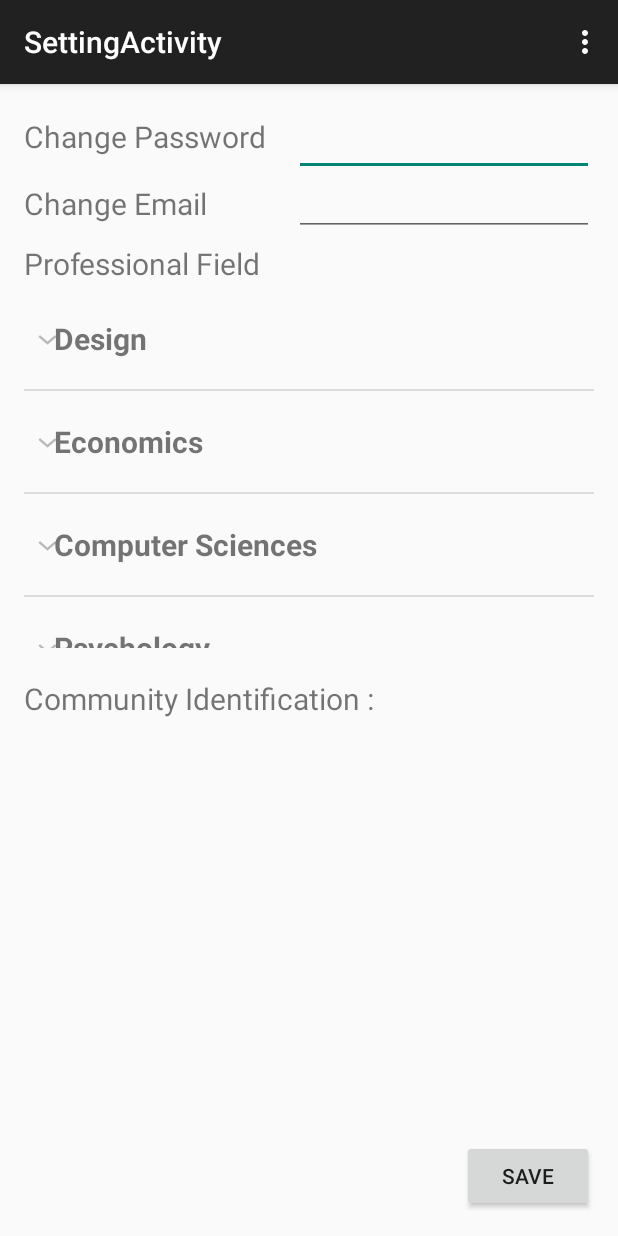
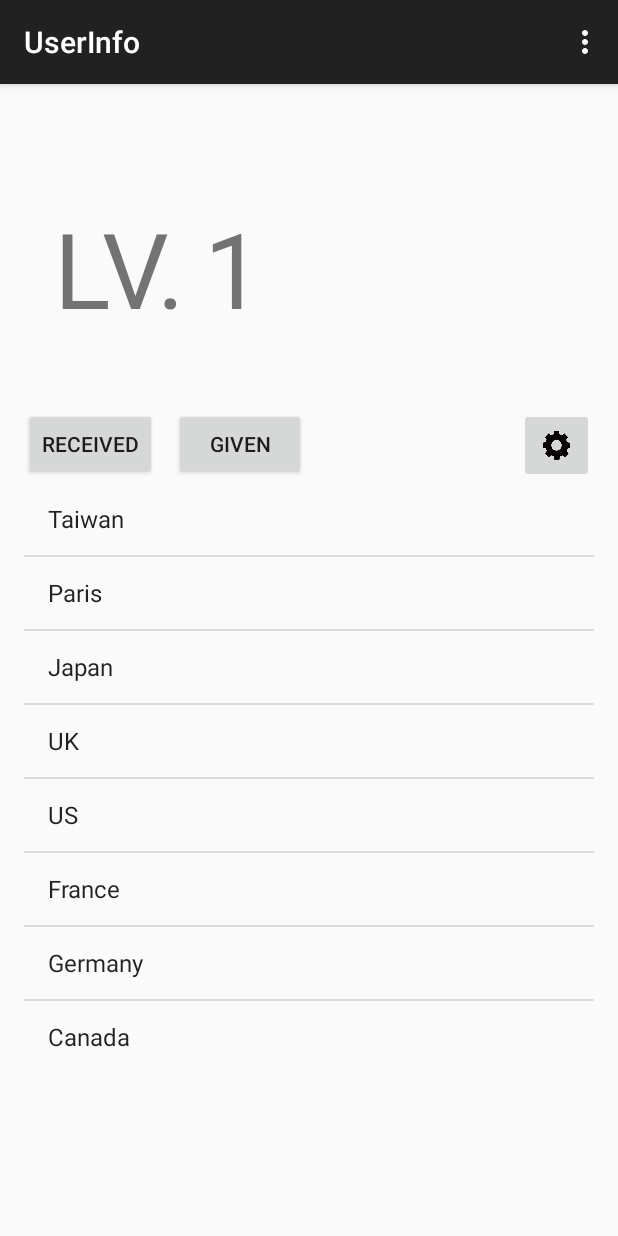
Before and after one commit to StevenLu1204/Near_armorsun, an Android app: the SettingActivity screen opened directly, with no data from a screen before it, after a tap on "SAVE", on a phone screen of 412 x 824 dp. Run offline under Robolectric (Android 15) with nearby library versions, the phone set to English and light mode, and no system bars.

```diff
--- a/app/src/main/AndroidManifest.xml
+++ b/app/src/main/AndroidManifest.xml
@@ -49,6 +49,10 @@
             android:name=".SettingActivity"
             android:label="@string/title_activity_setting" >
         </activity>
+        <activity
+            android:name=".MessageActivity"
+            android:label="@string/title_activity_message" >
+        </activity>
     </application>
 
 </manifest>
--- a/app/src/main/java/com/example/jay/fragmentbasics/SettingActivity.java
+++ b/app/src/main/java/com/example/jay/fragmentbasics/SettingActivity.java
@@ -1,6 +1,7 @@
 package com.example.jay.fragmentbasics;
 
 import android.app.ExpandableListActivity;
+import android.content.Intent;
 import android.support.v7.app.AppCompatActivity;
 import android.os.Bundle;
 import android.view.Menu;
@@ -18,46 +19,49 @@ import java.util.List;
 
 public class SettingActivity extends AppCompatActivity {
     /*
-        * the file  pro_field_list_child.xml define the layout of the professional field subtitles
-        * the file  pro_field_list_parent.xml define the layout of the professional field titles
+    * the file  pro_field_list_child.xml defines the layout of the professional field subtitles
+    * the file  pro_field_list_parent.xml defines the layout of the professional field titles
     */
 
-    ExpandableListView proFieldListView;
+    ExpandableListView proFieldListView;    //the expandable listview displays the professional fields
     HashMap<String,List<String>> proField;
-    List<String> proFieldDetail;//professional field title and subtitle
-    proFieldAdapter adapter;//an adapter link the data and expandable listview
-    ListView LVSelected;
-    ArrayList<String> selectedItems=new ArrayList<String>();
-    ArrayAdapter slctItemsAdapter;
+    List<String> proFieldDetail;        //stores the professional field data(titles and subtitles)(check the proFieldDataProvider.java)
+    proFieldAdapter adapter;            //an adapter linked the data and expandable listview
+
+    ListView LVSelected;                                        //a listview displays what you select
+    ArrayList<String> selectedItems=new ArrayList<String>();    //an arraylist stores what you select
+    ArrayAdapter slctItemsAdapter;                              //an adapter links data and listview
 
     @Override
     protected void onCreate(Bundle savedInstanceState) {
         super.onCreate(savedInstanceState);
         setContentView(R.layout.activity_setting);
 
+        //initialize the listview  which displays the selected items
         LVSelected=(ListView)findViewById(R.id.listViewSelected);
         slctItemsAdapter = new ArrayAdapter<String>(this,android.R.layout.simple_list_item_1,selectedItems);
         LVSelected.setAdapter(slctItemsAdapter);
 
+        //an expandable List View displays the professional fields
         proFieldListView=(ExpandableListView)findViewById(R.id.proFieldListView);
-        proField=proFieldDataProvider.getInfo();//get the data
-        proFieldDetail=new ArrayList<String>(proField.keySet());//put the data into the hashmap
-        adapter=new proFieldAdapter(this,proField,proFieldDetail);
+        proField=proFieldDataProvider.getInfo();                      //get the data
+        proFieldDetail=new ArrayList<String>(proField.keySet());    //get the proField-hashmap key and put it into the proFieldDetail-ArrayList
+        adapter=new proFieldAdapter(this,proField,proFieldDetail);  //put proField-hashmap and the proFieldDetail-ArrayList into the adapter
         proFieldListView.setAdapter(adapter);
 
+        /*
+        *  a listener checks which item(child) is selected
+        *  if an item(child) is selected it will toast which item is selected and add to the listview under the professional field.
+        */
         proFieldListView.setOnChildClickListener(new ExpandableListView.OnChildClickListener() {
             @Override
             public boolean onChildClick(ExpandableListView parent, View v, int groupPosition, int childPosition, long id) {
-                Toast.makeText(getBaseContext(), proField.get(proFieldDetail.get(groupPosition)).get(childPosition) + " is choosed.", Toast.LENGTH_SHORT).show();
+                Toast.makeText(getBaseContext(), proField.get(proFieldDetail.get(groupPosition)).get(childPosition) + " is selected.", Toast.LENGTH_SHORT).show();
                 selectedItems.add(proField.get(proFieldDetail.get(groupPosition)).get(childPosition));
                 slctItemsAdapter.notifyDataSetChanged();
                 return false;
             }
         });
-
-
-
-
     }
 
     @Override
@@ -81,4 +85,10 @@ public class SettingActivity extends AppCompatActivity {
 
         return super.onOptionsItemSelected(item);
     }
+
+    public void btnSave_click(View view){
+        Intent intent = new Intent(this,UserInfo.class);
+        startActivity(intent);
+        finish();
+    }
 }
--- a/app/src/main/java/com/example/jay/fragmentbasics/UserInfo.java
+++ b/app/src/main/java/com/example/jay/fragmentbasics/UserInfo.java
@@ -1,6 +1,8 @@
 package com.example.jay.fragmentbasics;
 
+import android.app.ActionBar;
 import android.content.Intent;
+import android.support.annotation.Nullable;
 import android.support.v7.app.AppCompatActivity;
 import android.os.Bundle;
 import android.view.Menu;
@@ -13,30 +15,33 @@ import static android.widget.ListView.*;
 
 public class UserInfo extends AppCompatActivity {
 
-    private ListView acceptedList;
-    private ListView helpedList;
-    private String[] accepted;
-    private String[] helped;
+
+
+    private ListView ReceivedList;
+    private ListView GivenList;
+    private String[] Received;  //store the accepted list
+    private String[] Given;    //store the helped list
 
     @Override
     protected void onCreate(Bundle savedInstanceState) {
         super.onCreate(savedInstanceState);
         setContentView(R.layout.activity_user_info);
+
         /*
-                * the lists.xm file in vlaues/  list the  accepted list item and the helped list item
-                * */
+        * the lists.xm file in vlaues file  list the  accepted list item and the helped list item
+        */
         //set the accepted litview
-        accepted=getResources().getStringArray(R.array.accepted);
-        acceptedList=(ListView)findViewById(R.id.listViewAccepted);
-        ArrayAdapter<String> a =new ArrayAdapter<String>(this,android.R.layout.simple_list_item_1,accepted);
-        acceptedList.setAdapter(a);
+        Received=getResources().getStringArray(R.array.accepted);
+        ReceivedList=(ListView)findViewById(R.id.listViewReceived);
+        ArrayAdapter<String> a =new ArrayAdapter<String>(this,android.R.layout.simple_list_item_1,Received);
+        ReceivedList.setAdapter(a);
+
         //set the helped listview
-        helped=getResources().getStringArray(R.array.helped);
-        helpedList=(ListView)findViewById(R.id.listViewHelped);
-        ArrayAdapter<String> b=new ArrayAdapter<String>(this,android.R.layout.simple_list_item_1,helped);
-        helpedList.setAdapter(b);
-        helpedList.setVisibility(INVISIBLE);
-
+        Given=getResources().getStringArray(R.array.helped);
+        GivenList=(ListView)findViewById(R.id.listViewGiven);
+        ArrayAdapter<String> b=new ArrayAdapter<String>(this,android.R.layout.simple_list_item_1,Given);
+        GivenList.setAdapter(b);
+        GivenList.setVisibility(INVISIBLE);
     }
 
     @Override
@@ -61,14 +66,14 @@ public class UserInfo extends AppCompatActivity {
         return super.onOptionsItemSelected(item);
     }
     //when the accepted button i s pressed acceptedList will be visble and helpedList will hide
-    public void btnAccepted_click(View view){
-        acceptedList.setVisibility(ListView.VISIBLE);
-        helpedList.setVisibility(ListView.INVISIBLE);
+    public void btnReceived_click(View view){
+        ReceivedList.setVisibility(ListView.VISIBLE);
+        GivenList.setVisibility(ListView.INVISIBLE);
     }
     //when the helped button i s pressed acceptedList will hide and helpedList will be visble
-    public void btnHelped_click(View view){
-        helpedList.setVisibility(ListView.VISIBLE);
-        acceptedList.setVisibility(ListView.INVISIBLE);
+    public void btnGiven_click(View view){
+        GivenList.setVisibility(ListView.VISIBLE);
+        ReceivedList.setVisibility(ListView.INVISIBLE);
     }
     //when the setting button(an image button) is pressed start the settingactivity
     public void imgBtnSetting_click(View view){
--- a/app/src/main/java/com/example/jay/fragmentbasics/proFieldAdapter.java
+++ b/app/src/main/java/com/example/jay/fragmentbasics/proFieldAdapter.java
@@ -18,7 +18,8 @@ public class proFieldAdapter extends BaseExpandableListAdapter {
 
     private Context context;
     private HashMap<String,List<String>> proField;
-    private List<String> proFieldDetail;// store the professional field titile and subtitle
+    private List<String> proFieldDetail;            // store the professional field titles and subtitles
+
     //Constructor
     public  proFieldAdapter(Context context,HashMap<String,List<String>> hashMap,List<String> list){
         this.context=context;
@@ -61,6 +62,7 @@ public class proFieldAdapter extends BaseExpandableListAdapter {
     public boolean hasStableIds() {
         return false;
     }
+
     //gets a view to display the given group (our professional field tittle)
     @Override
     public View getGroupView(int parent, boolean isExpanded, View convertView, ViewGroup parentView) {
@@ -75,6 +77,7 @@ public class proFieldAdapter extends BaseExpandableListAdapter {
         parentTextView.setText(groupTitle);
         return convertView;
     }
+
     //gets a view to display the given child (our professional field subtitle) within the given group (our professional fielf title)
     @Override
     public View getChildView(int parent, int child, boolean isLastChild, View convertView, ViewGroup parentView) {
--- a/app/src/main/java/com/example/jay/fragmentbasics/proFieldDataProvider.java
+++ b/app/src/main/java/com/example/jay/fragmentbasics/proFieldDataProvider.java
@@ -43,6 +43,7 @@ public class proFieldDataProvider {
         List<String> Photography=new ArrayList<String>();
         Photography.add("Chromatology");
 
+        //put those List into Hashmap
         proFieldDetail.put("Computer Sciences",ComputerSciences);
         proFieldDetail.put("Design",Design);
         proFieldDetail.put("Economics",Economics);
--- a/app/src/main/res/layout/activity_setting.xml
+++ b/app/src/main/res/layout/activity_setting.xml
@@ -6,37 +6,22 @@
     android:paddingBottom="@dimen/activity_vertical_margin"
     tools:context="com.example.jay.fragmentbasics.SettingActivity">
 
+    <ScrollView
+        android:layout_width="wrap_content"
+        android:layout_height="wrap_content"
+        android:id="@+id/scrollView" >
+
+    </ScrollView>
+
     <Button
         android:layout_width="wrap_content"
         android:layout_height="wrap_content"
-        android:text="Save"
+        android:text="@string/btnSave"
         android:id="@+id/btnSave"
         android:onClick="btnSave_click"
         android:layout_gravity="right"
-        android:layout_alignEnd="@+id/scrollView"
         android:layout_alignParentBottom="true"
         android:layout_alignParentRight="true" />
-
-    <ScrollView
-        android:layout_width="fill_parent"
-        android:layout_height="fill_parent"
-        android:id="@+id/scrollView"
-        android:layout_marginLeft="0dp"
-        android:layout_marginTop="0dp"
-        android:layout_marginRight="0dp"
-        android:layout_marginBottom="0dp"
-        android:layout_alignParentTop="true"
-        android:layout_alignParentLeft="true"
-        android:layout_alignParentBottom="true"
-        android:layout_alignParentRight="true"
-        android:layout_centerInParent="true"
-        android:layout_margin="0dp"
-        android:layout_alignTop="@+id/btnSave">
-
-        <RelativeLayout
-            android:layout_width="match_parent"
-            android:layout_height="wrap_content"
-            android:gravity="bottom">
 
     <TextView
         android:layout_width="wrap_content"
@@ -80,41 +65,28 @@
 
     <ExpandableListView
         android:layout_width="fill_parent"
-                android:layout_height="240dp"
+        android:layout_height="200dp"
         android:id="@+id/proFieldListView"
         android:layout_gravity="right|bottom"
-                android:layout_marginTop="120dp"
-                android:layout_alignParentLeft="true"
+        android:layout_marginTop="10dp"
+        android:layout_alignParentLeft="false"
         android:layout_marginLeft="0dp"
-                android:layout_alignParentTop="true"
-                android:layout_alignTop="@+id/textView3" />
+        android:layout_alignParentTop="false"
+        android:layout_below="@+id/TxtViewProField" />
 
     <TextView
         android:layout_width="fill_parent"
         android:layout_height="wrap_content"
-                android:text="Professional Field"
-                android:id="@+id/textView3"
+        android:text="@string/ProfessionalField"
+        android:id="@+id/TxtViewProField"
         android:layout_gravity="left|top"
-                android:layout_marginTop="90dp"
+        android:layout_marginTop="30dp"
         android:textSize="20sp"
-                android:layout_alignParentLeft="true"
+        android:layout_alignParentLeft="false"
         android:layout_marginLeft="0dp"
-                android:layout_alignParentTop="true"
-                android:layout_alignTop="@+id/txtViewCangeEmail"
-                android:layout_marginRight="0dp" />
-
-            <TextView
-                android:layout_width="match_parent"
-                android:layout_height="wrap_content"
-                android:id="@+id/TextView4"
-                android:layout_gravity="center_horizontal|bottom"
-                android:textSize="20sp"
-                android:text="@string/txtCommunityID"
-                android:singleLine="false"
-                android:layout_alignParentLeft="true"
-                android:layout_alignParentStart="true"
-                android:layout_marginTop="10dp"
-                android:layout_below="@+id/listViewSelected" />
+        android:layout_alignParentTop="false"
+        android:layout_marginRight="0dp"
+        android:layout_below="@+id/txtViewCommunityID" />
 
     <EditText
         android:layout_width="match_parent"
@@ -141,7 +113,16 @@
         android:layout_alignParentStart="true"
         android:layout_below="@+id/proFieldListView"
         android:layout_marginTop="10dp" />
-        </RelativeLayout>
-    </ScrollView>
+
+    <TextView
+        android:layout_width="match_parent"
+        android:layout_height="wrap_content"
+        android:id="@+id/txtViewCommunityID"
+        android:layout_gravity="center_horizontal|bottom"
+        android:textSize="20sp"
+        android:text="@string/txtCommunityID"
+        android:singleLine="false"
+        android:layout_marginTop="15dp"
+        android:layout_below="@+id/txtViewCangeEmail" />
 
 </RelativeLayout>
--- a/app/src/main/res/layout/activity_user_info.xml
+++ b/app/src/main/res/layout/activity_user_info.xml
@@ -13,33 +13,33 @@
         <Button
             android:layout_width="wrap_content"
             android:layout_height="wrap_content"
-            android:text="Accepted"
-            android:id="@+id/btnAccepted"
+            android:text="@string/btnReceived"
+            android:id="@+id/btnReceived"
             android:layout_marginTop="200dp"
             android:layout_marginLeft="0dp"
             android:singleLine="false"
-            android:onClick="btnAccepted_click" />
+            android:onClick="btnReceived_click" />
 
         <ListView
             android:layout_width="match_parent"
             android:layout_height="wrap_content"
-            android:id="@+id/listViewAccepted"
+            android:id="@+id/listViewReceived"
             android:layout_marginTop="250dp" />
 
         <Button
             android:layout_width="wrap_content"
             android:layout_height="wrap_content"
-            android:text="Helped"
-            android:id="@+id/btnHelped"
+            android:text="@string/btnGiven"
+            android:id="@+id/btnGiven"
             android:layout_gravity="left|top"
-            android:onClick="btnHelped_click"
+            android:onClick="btnGiven_click"
             android:layout_marginTop="200dp"
             android:layout_marginLeft="100dp" />
 
         <ListView
             android:layout_width="match_parent"
             android:layout_height="wrap_content"
-            android:id="@+id/listViewHelped"
+            android:id="@+id/listViewGiven"
             android:layout_marginTop="250dp" />
 
         <ImageButton
@@ -51,7 +51,7 @@
             android:layout_marginRight="0dp"
             android:src="@drawable/setting_icon"
             android:visibility="visible"
-            android:contentDescription="settingIcon"
+            android:contentDescription="@string/imgBtnSetting"
             android:clickable="true"
             android:onClick="imgBtnSetting_click"
             android:scaleType="fitCenter"
@@ -67,22 +67,13 @@
             android:layout_marginTop="60dp"
             android:layout_marginLeft="20dp" />
 
-        <ImageView
-            android:layout_width="115dp"
-            android:layout_height="115dp"
-            android:id="@+id/imgView_Level"
-            android:layout_gravity="right|top"
-            android:src="#4cd918"
-            android:layout_marginRight="50dp"
-            android:layout_marginTop="50dp" />
-
         <TextView
             android:layout_width="wrap_content"
             android:layout_height="wrap_content"
             android:text="@string/txtLvlNum"
             android:id="@+id/txt_Level"
             android:layout_gravity="left|top"
-            android:textSize="70dp"
+            android:textSize="70sp"
             android:layout_marginTop="60dp"
             android:layout_marginLeft="120dp" />
 
--- a/app/src/main/res/values/strings.xml
+++ b/app/src/main/res/values/strings.xml
@@ -4,13 +4,19 @@
     <string name="hello_world">Hello world!</string>
     <string name="action_settings">Settings</string>
     <string name="title_activity_user_info">UserInfo</string>
-    <string name="title_activity_setting">SettingActivity</string>
+    <string name="title_activity_setting">Setting</string>
+    <string name="title_activity_message">Your Messages</string>
 
     <string name="TxtChange_Password">Change Password</string>
     <string name="TxtChange_Email">Change Email</string>
     <string name="txtLevel">LV.</string>
-    <string name="txtLvlNum">5</string>
+    <string name="txtLvlNum">1</string>
     <string name="txtCommunityID">Community Identification :</string>
+    <string name="imgBtnSetting">settingIcon</string>
+    <string name="btnGiven">Given</string>
+    <string name="btnReceived">Received</string>
+    <string name="ProfessionalField">Professional Field</string>
+    <string name="btnSave">Save</string>
 
 
 </resources>
```
Lines whose indentation alone changed are shown as unchanged.
